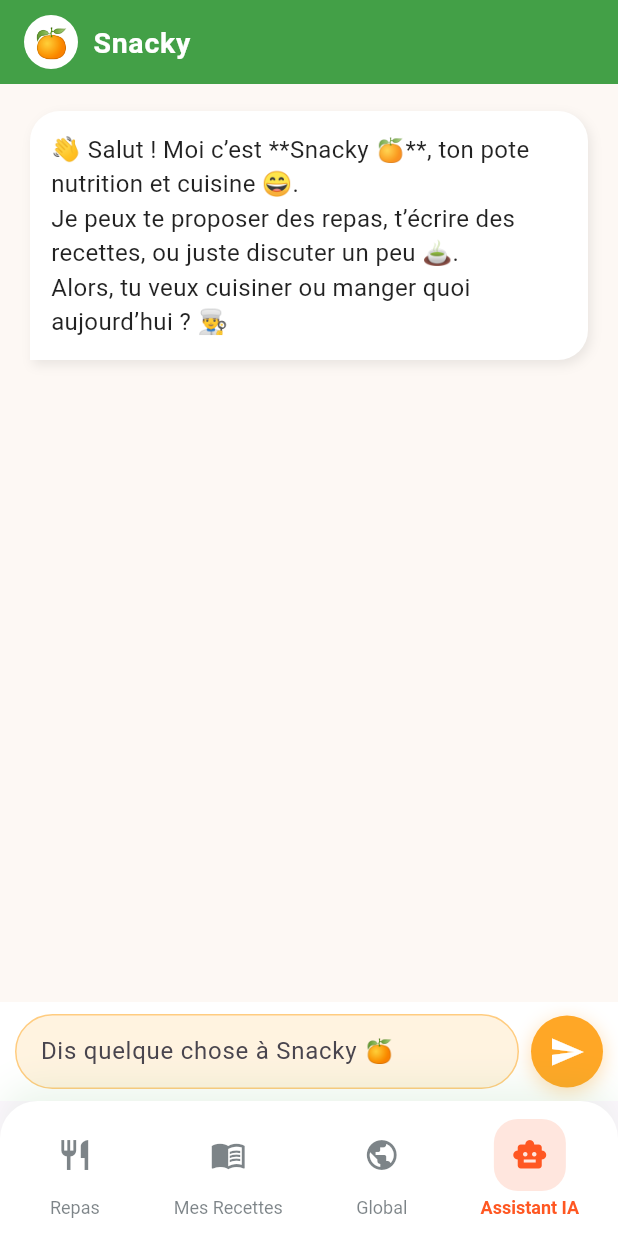
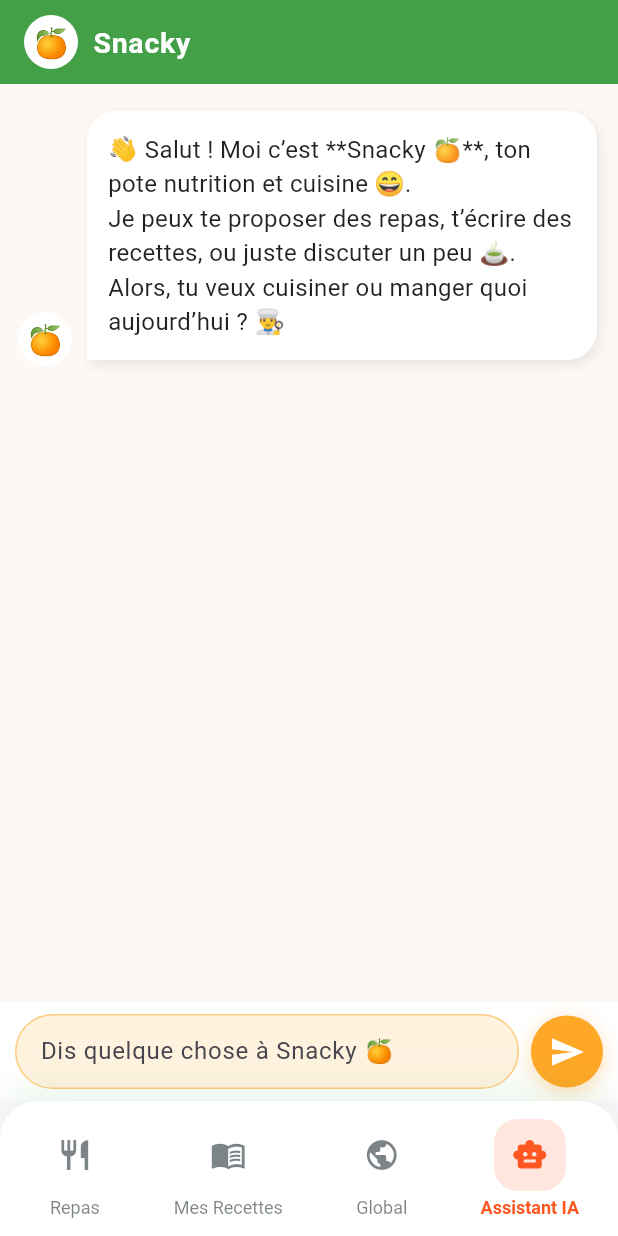
Before and after one commit to monta100/Projet_Mobile, a Flutter app: the screen it shows after launch, swiped to page 4, on a phone screen of 412 x 824 dp. Run offline on Flutter 3.47's test engine with Material 3 defaults, Android fonts, the light colour scheme and no system bars; our stand-ins replace animate_do, image_picker, sqflite; accounts and stored records are empty.

Commit message:
Add avatars to chat bubbles in chatbot screen
Chat bubbles now display an avatar: a fruit emoji for bot messages and a person icon for user messages. This improves visual distinction between user and bot messages in the chat interface.

```diff
--- a/app_nutrition/lib/Screens/chatbot_repas_screen.dart
+++ b/app_nutrition/lib/Screens/chatbot_repas_screen.dart
@@ -185,16 +185,29 @@ class _ChatbotRepasScreenState extends State<ChatbotRepasScreen> {
                     : Colors.white;
                 final textColor = isUser ? Colors.white : Colors.black87;
 
+                // Nouvelle bulle avec avatar
                 return FadeInUp(
                   duration: const Duration(milliseconds: 300),
-                  child: Align(
-                    alignment: isUser
-                        ? Alignment.centerRight
-                        : Alignment.centerLeft,
+                  child: Row(
+                    mainAxisAlignment: isUser
+                        ? MainAxisAlignment.end
+                        : MainAxisAlignment.start,
+                    crossAxisAlignment: CrossAxisAlignment.end,
+                    children: [
+                      if (!isUser)
+                        Padding(
+                          padding: const EdgeInsets.only(right: 8.0, bottom: 2),
+                          child: CircleAvatar(
+                            radius: 18,
+                            backgroundColor: Colors.white,
+                            child: Text("🍊", style: TextStyle(fontSize: 20)),
+                          ),
+                        ),
+                      Flexible(
                         child: Container(
                           margin: EdgeInsets.symmetric(
                             vertical: 6,
-                        horizontal: isUser ? 40 : 8,
+                            horizontal: 2,
                           ),
                           padding: const EdgeInsets.all(14),
                           decoration: BoxDecoration(
@@ -222,6 +235,22 @@ class _ChatbotRepasScreenState extends State<ChatbotRepasScreen> {
                             ),
                           ),
                         ),
+                      ),
+                      if (isUser)
+                        Padding(
+                          padding: const EdgeInsets.only(left: 8.0, bottom: 2),
+                          child: CircleAvatar(
+                            radius: 18,
+                            backgroundColor:
+                                theme_colors.AppColors.primaryColor,
+                            child: Icon(
+                              Icons.person,
+                              color: Colors.white,
+                              size: 22,
+                            ),
+                          ),
+                        ),
+                    ],
                   ),
                 );
               },
```
Lines whose indentation alone changed are shown as unchanged.
